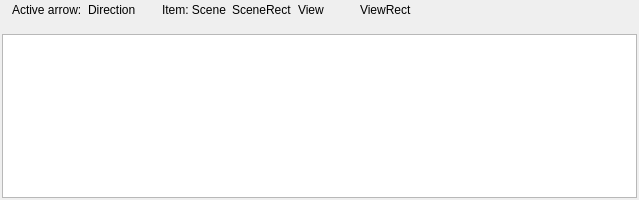
First picture: the form in src/gui/SchemaDesign/DebugSchemaDesign.ui, repository gocpaz/chupa, before the edit.
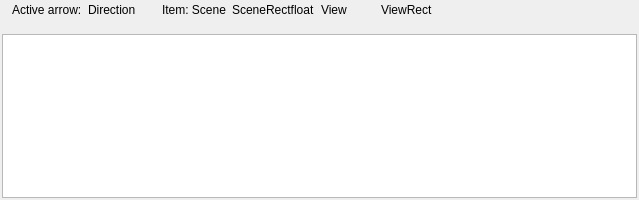
Second picture: the form after the edit.

Patch:
```diff
--- a/src/gui/SchemaDesign/DebugSchemaDesign.ui
+++ b/src/gui/SchemaDesign/DebugSchemaDesign.ui
@@ -78,12 +78,12 @@
        </item>
       </layout>
      </widget>
-     <widget class="QWidget" name="">
+     <widget class="QWidget" name="layoutWidget">
       <property name="geometry">
        <rect>
         <x>160</x>
         <y>0</y>
-        <width>254</width>
+        <width>273</width>
         <height>16</height>
        </rect>
       </property>
@@ -98,7 +98,7 @@
        <item>
         <widget class="QLabel" name="sceneRect">
          <property name="text">
-          <string>SceneRect</string>
+          <string>SceneRectfloat</string>
          </property>
         </widget>
        </item>
```
